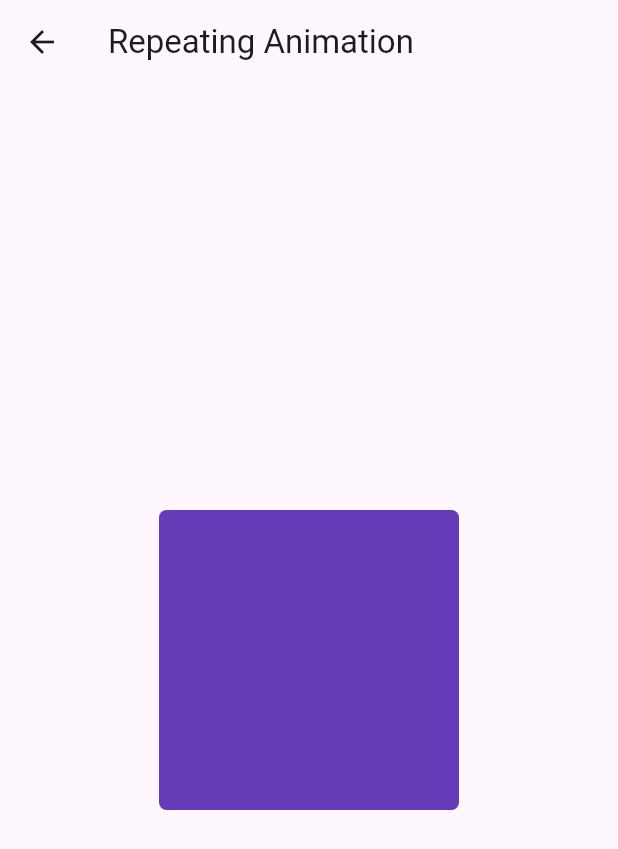
After one commit to OlehChornyi/animations_flutter, a Flutter app: the RepeatingAnimationDemo screen opened directly, on a phone screen of 412 x 824 dp. The commit adds this screen. Shown: the top 849 px of the screen. Run offline on Flutter 3.47's test engine with Material 3 defaults, Android fonts, the phone set to English and light mode, and no system bars.

Commit message:
4th repeating animation

```diff
--- /dev/null
+++ b/lib/explicit_animations/4_repeating_animation.dart
@@ -0,0 +1,58 @@
+import 'package:flutter/material.dart';
+
+class RepeatingAnimationDemo extends StatefulWidget {
+  const RepeatingAnimationDemo({super.key});
+  static String routeName = 'misc/repeating_animation';
+
+  @override
+  State<RepeatingAnimationDemo> createState() => _RepeatingAnimationDemoState();
+}
+
+class _RepeatingAnimationDemoState extends State<RepeatingAnimationDemo>
+    with SingleTickerProviderStateMixin {
+  late final AnimationController _controller;
+  late final Animation<BorderRadius?> _borderRadius;
+
+  @override
+  void initState() {
+    super.initState();
+
+    _controller = AnimationController(
+      duration: const Duration(seconds: 2),
+      vsync: this,
+    )..repeat(reverse: true);
+
+    _borderRadius = BorderRadiusTween(
+      begin: BorderRadius.circular(100.0),
+      end: BorderRadius.circular(0.0),
+    ).animate(_controller);
+  }
+
+  @override
+  Widget build(BuildContext context) {
+    return Scaffold(
+      appBar: AppBar(title: const Text('Repeating Animation')),
+      body: Center(
+        child: AnimatedBuilder(
+          animation: _borderRadius,
+          builder: (context, child) {
+            return Container(
+              width: 200,
+              height: 200,
+              decoration: BoxDecoration(
+                color: Colors.deepPurple,
+                borderRadius: _borderRadius.value,
+              ),
+            );
+          },
+        ),
+      ),
+    );
+  }
+
+  @override
+  void dispose() {
+    _controller.dispose();
+    super.dispose();
+  }
+}
--- a/lib/pages/explicit_animations.dart
+++ b/lib/pages/explicit_animations.dart
@@ -1,6 +1,7 @@
 import 'package:animations_flutter/explicit_animations/1_explicit_animation.dart';
 import 'package:animations_flutter/explicit_animations/2_staggered_animation.dart';
 import 'package:animations_flutter/explicit_animations/3_hero_animation.dart';
+import 'package:animations_flutter/explicit_animations/4_repeating_animation.dart';
 import 'package:flutter/material.dart';
 
 class ExplicitAnimations extends StatefulWidget {
@@ -38,6 +39,10 @@ class _ExplicitAnimationsState extends State<ExplicitAnimations> {
               onPressed: () => navigator(context, HeroAnimation()),
               child: Text('Hero Animation'),
             ),
+            ElevatedButton(
+              onPressed: () => navigator(context, RepeatingAnimationDemo()),
+              child: Text('Repeating Animation'),
+            ),
           ],
         ),
       ),
```
